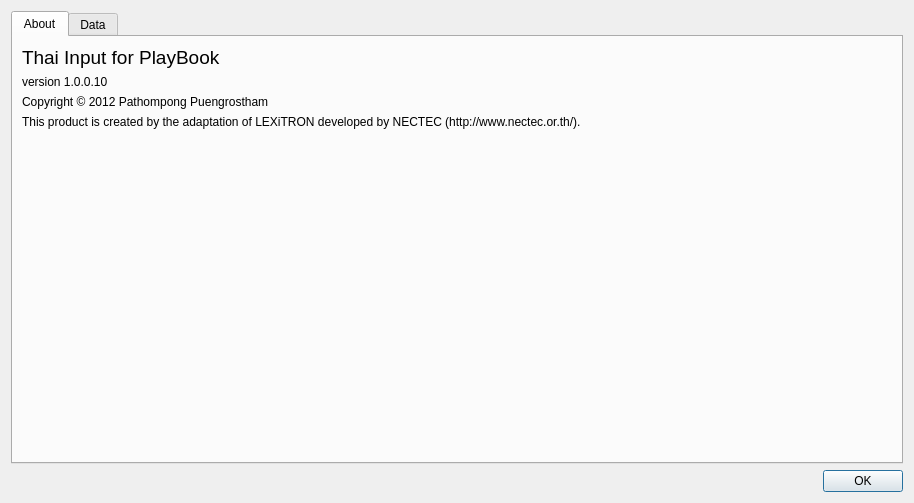
Old version of the form About.ui in the repository iamjay/PimThai.
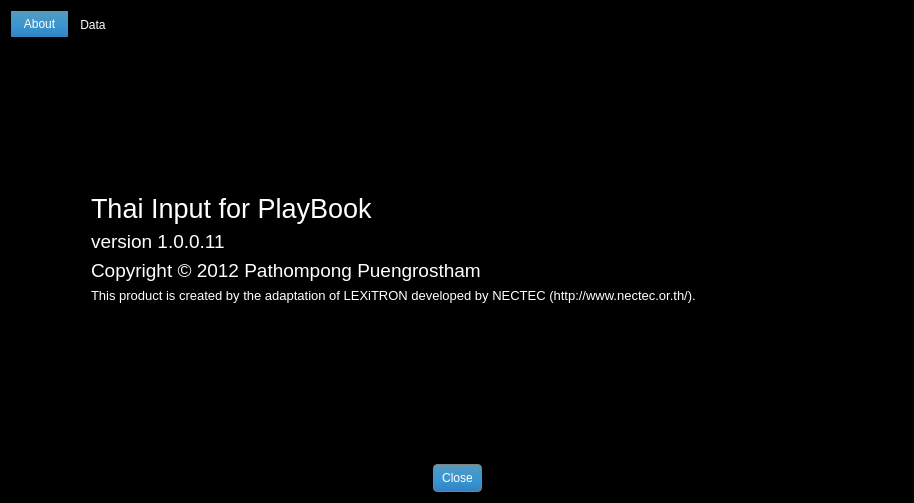
New version of the form.

Commit message: New style for about dialog.

```diff
--- a/About.ui
+++ b/About.ui
@@ -16,12 +16,32 @@
   <property name="windowTitle">
    <string>Dialog</string>
   </property>
+  <property name="styleSheet">
+   <string notr="true">* { background-color: black; color: white; }
+
+QTabWidget::pane { border: none; }
+QTabBar::tab { background-color: black; }
+QTabBar::tab:selected { background: qlineargradient(x1:0, y1:0, x2:0, y2:1, stop:0 #559BBF, stop: 0.6 #3895D2, stop:1 #3381C3); }
+
+QPushButton { border-radius: 4px; border: 1px solid grey; padding: 6px 8px 6px 8px; background: qlineargradient(x1:0, y1:0, x2:0, y2:1, stop:0 #559BBF, stop: 0.6 #3895D2, stop:1 #3381C3); }
+
+QPlainTextEdit { border: none; }</string>
+  </property>
   <property name="modal">
    <bool>true</bool>
   </property>
   <layout class="QVBoxLayout" name="verticalLayout_2">
    <item>
     <widget class="QTabWidget" name="tabWidget">
+     <property name="focusPolicy">
+      <enum>Qt::NoFocus</enum>
+     </property>
+     <property name="tabPosition">
+      <enum>QTabWidget::North</enum>
+     </property>
+     <property name="tabShape">
+      <enum>QTabWidget::Rounded</enum>
+     </property>
      <property name="currentIndex">
       <number>0</number>
      </property>
@@ -30,11 +50,30 @@
        <string>About</string>
       </attribute>
       <layout class="QVBoxLayout" name="verticalLayout_3">
+       <property name="leftMargin">
+        <number>80</number>
+       </property>
+       <property name="rightMargin">
+        <number>80</number>
+       </property>
+       <item>
+        <spacer name="verticalSpacer">
+         <property name="orientation">
+          <enum>Qt::Vertical</enum>
+         </property>
+         <property name="sizeHint" stdset="0">
+          <size>
+           <width>20</width>
+           <height>40</height>
+          </size>
+         </property>
+        </spacer>
+       </item>
        <item>
         <widget class="QLabel" name="label">
          <property name="font">
           <font>
-           <pointsize>14</pointsize>
+           <pointsize>20</pointsize>
           </font>
          </property>
          <property name="text">
@@ -47,8 +86,13 @@
        </item>
        <item>
         <widget class="QLabel" name="label_2">
+         <property name="font">
+          <font>
+           <pointsize>14</pointsize>
+          </font>
+         </property>
          <property name="text">
-          <string>version 1.0.0.10</string>
+          <string>version 1.0.0.11</string>
          </property>
          <property name="alignment">
           <set>Qt::AlignLeading|Qt::AlignLeft|Qt::AlignTop</set>
@@ -57,6 +101,11 @@
        </item>
        <item>
         <widget class="QLabel" name="label_3">
+         <property name="font">
+          <font>
+           <pointsize>14</pointsize>
+          </font>
+         </property>
          <property name="text">
           <string>Copyright © 2012 Pathompong Puengrostham &lt;pathompong@gmail.com&gt;</string>
          </property>
@@ -67,6 +116,11 @@
        </item>
        <item>
         <widget class="QLabel" name="label_4">
+         <property name="font">
+          <font>
+           <pointsize>10</pointsize>
+          </font>
+         </property>
          <property name="text">
           <string>This product is created by the adaptation of LEXiTRON developed by NECTEC (http://www.nectec.or.th/).</string>
          </property>
@@ -76,7 +130,7 @@
         </widget>
        </item>
        <item>
-        <spacer name="verticalSpacer">
+        <spacer name="verticalSpacer_2">
          <property name="orientation">
           <enum>Qt::Vertical</enum>
          </property>
@@ -184,7 +238,10 @@
       <enum>Qt::Horizontal</enum>
      </property>
      <property name="standardButtons">
-      <set>QDialogButtonBox::Ok</set>
+      <set>QDialogButtonBox::Close</set>
+     </property>
+     <property name="centerButtons">
+      <bool>true</bool>
      </property>
     </widget>
    </item>
```
Left out of the diff: 9 changed lines with no effect on the pictures.
